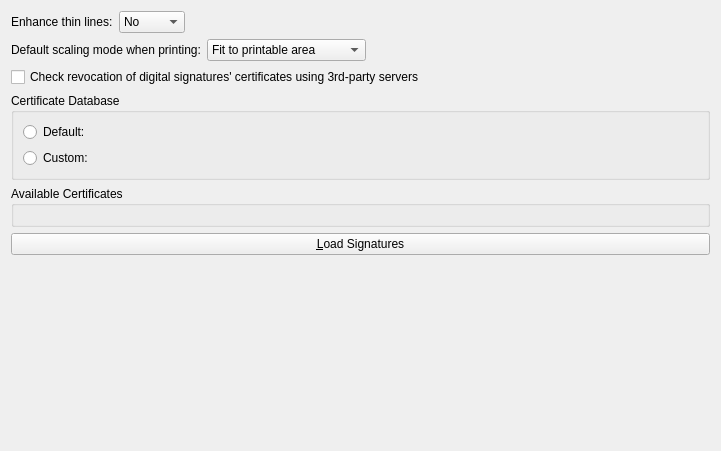
Old version of the form generators/poppler/conf/pdfsettingswidget.ui in the repository KDE/okular.
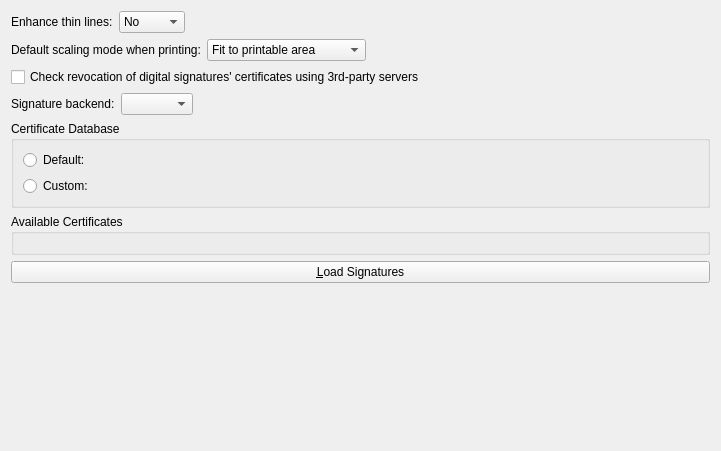
New version of the form. Custom widgets are drawn as their Qt base class.

Commit message:
PDF signature backend configuration and adaptions
 - Configuration UI for backend selection
 - If backend don't handle password itself, no reason to
   do the things with password

```diff
--- a/generators/poppler/conf/pdfsettingswidget.ui
+++ b/generators/poppler/conf/pdfsettingswidget.ui
@@ -110,6 +110,47 @@
      </property>
     </widget>
    </item>
+   <item>
+    <widget class="QWidget" name="signatureBackendContainer" native="true">
+     <layout class="QHBoxLayout" name="horizontalLayout">
+      <property name="leftMargin">
+       <number>0</number>
+      </property>
+      <property name="topMargin">
+       <number>0</number>
+      </property>
+      <property name="rightMargin">
+       <number>0</number>
+      </property>
+      <property name="bottomMargin">
+       <number>0</number>
+      </property>
+      <item>
+       <widget class="QLabel" name="label_2">
+        <property name="text">
+         <string>Signature backend:</string>
+        </property>
+       </widget>
+      </item>
+      <item>
+       <widget class="KComboBox" name="kcfg_SignatureBackend"/>
+      </item>
+      <item>
+       <spacer name="horizontalSpacer_2">
+        <property name="orientation">
+         <enum>Qt::Horizontal</enum>
+        </property>
+        <property name="sizeHint" stdset="0">
+         <size>
+          <width>480</width>
+          <height>0</height>
+         </size>
+        </property>
+       </spacer>
+      </item>
+     </layout>
+    </widget>
+   </item>
    <item>
     <widget class="QGroupBox" name="certDBGroupBox">
      <property name="title">
```
The commit also changes 5 other files.
